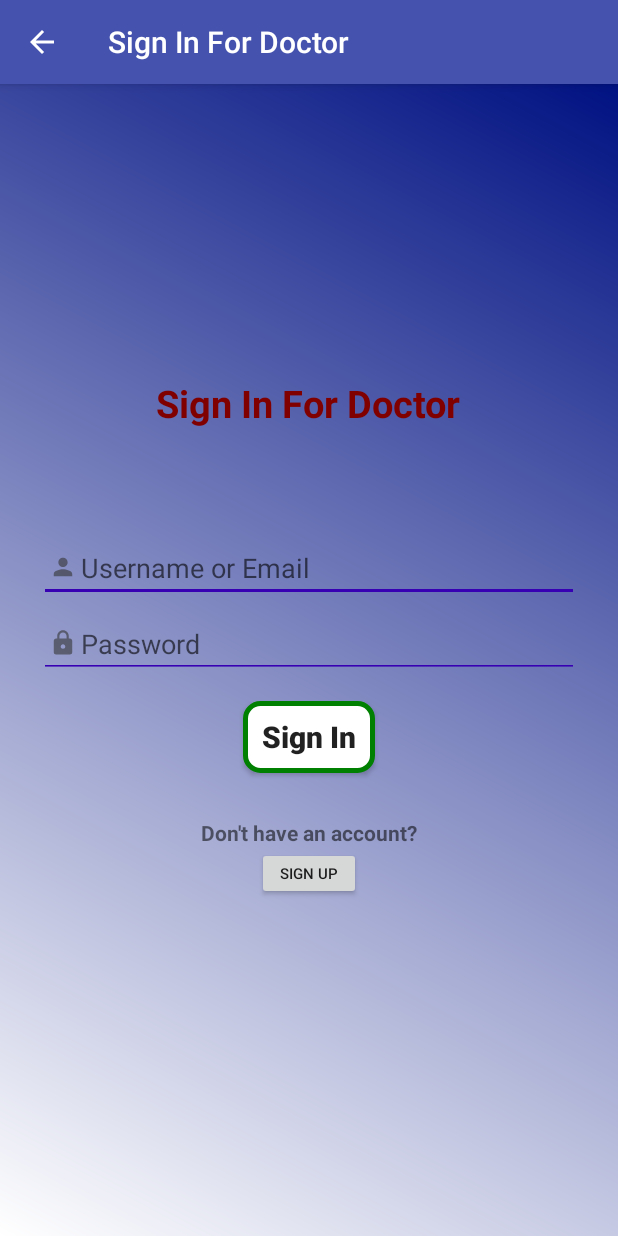
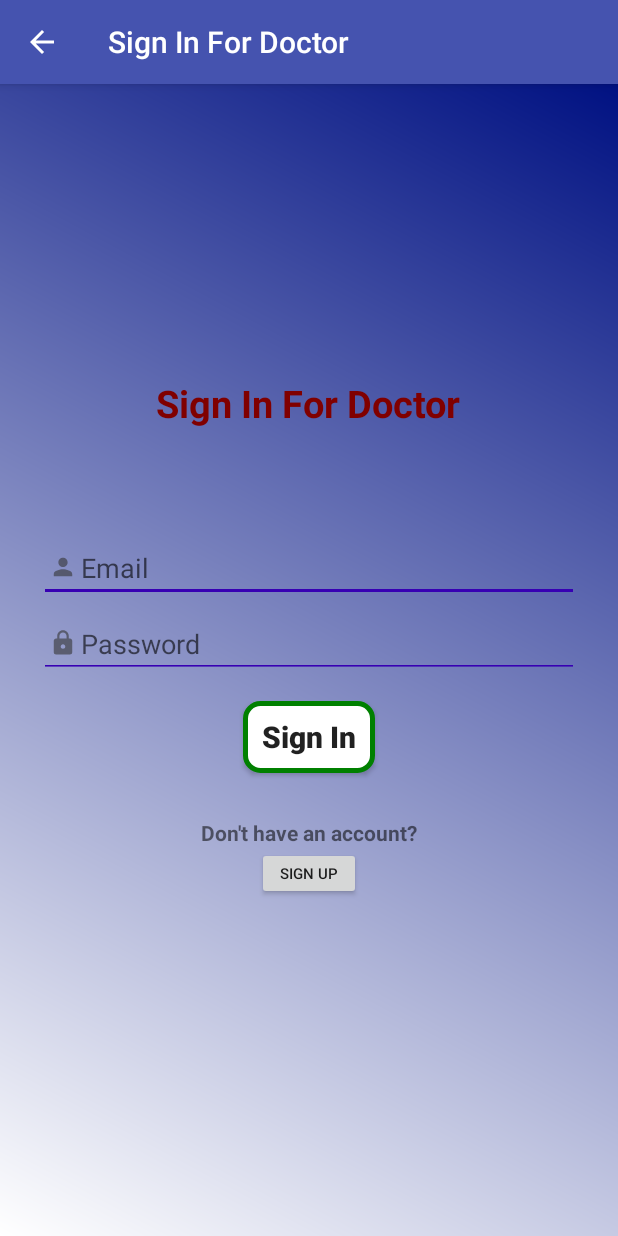
Before and after one commit to Hasib718/Care-Bear, an Android app: the SignInActivityForDoctor screen opened directly, with no data from a screen before it, on a phone screen of 412 x 824 dp. Run offline under Robolectric (Android 15) with nearby library versions, the light colour scheme and no system bars; our stand-ins replace Firebase (no records; nobody signed in at launch, a user with empty details on screens opened directly); 1 statement that could not run was skipped.

Commit message:
patient and doctor signIn page editted

```diff
--- a/app/src/main/res/layout/activity_sign_in_for_doctor.xml
+++ b/app/src/main/res/layout/activity_sign_in_for_doctor.xml
@@ -34,7 +34,7 @@
             android:layout_height="wrap_content"
             android:id="@+id/usernameText"
             android:backgroundTint="@color/colorPrimaryDark"
-            android:hint="Username or Email"
+            android:hint="Email"
             android:drawableLeft="@drawable/ic_action_name"
             android:inputType="textEmailAddress"/>
         <EditText
--- a/app/src/main/res/layout/activity_sign_in_for_patient.xml
+++ b/app/src/main/res/layout/activity_sign_in_for_patient.xml
@@ -34,7 +34,7 @@
             android:id="@+id/usernameTextPatientId"
             android:backgroundTint="@color/colorPrimaryDark"
             android:drawableLeft="@drawable/ic_action_name"
-            android:hint="Username or Email"
+            android:hint="Email"
             android:inputType="textEmailAddress"/>
         <EditText
             android:layout_width="match_parent"
```
